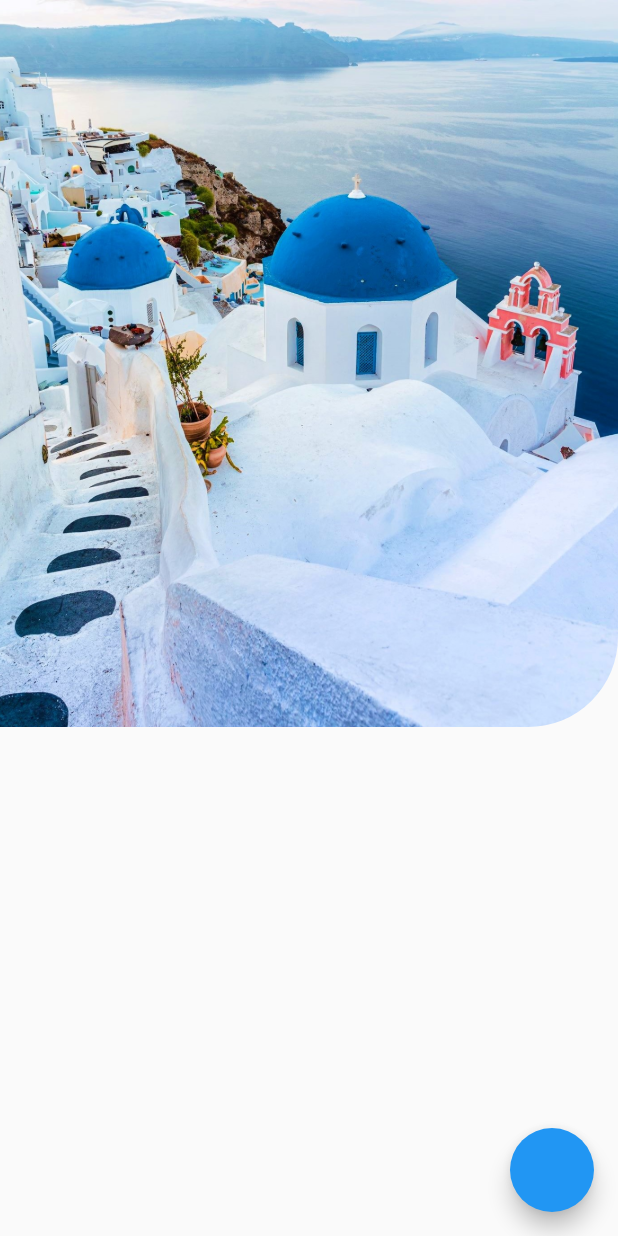
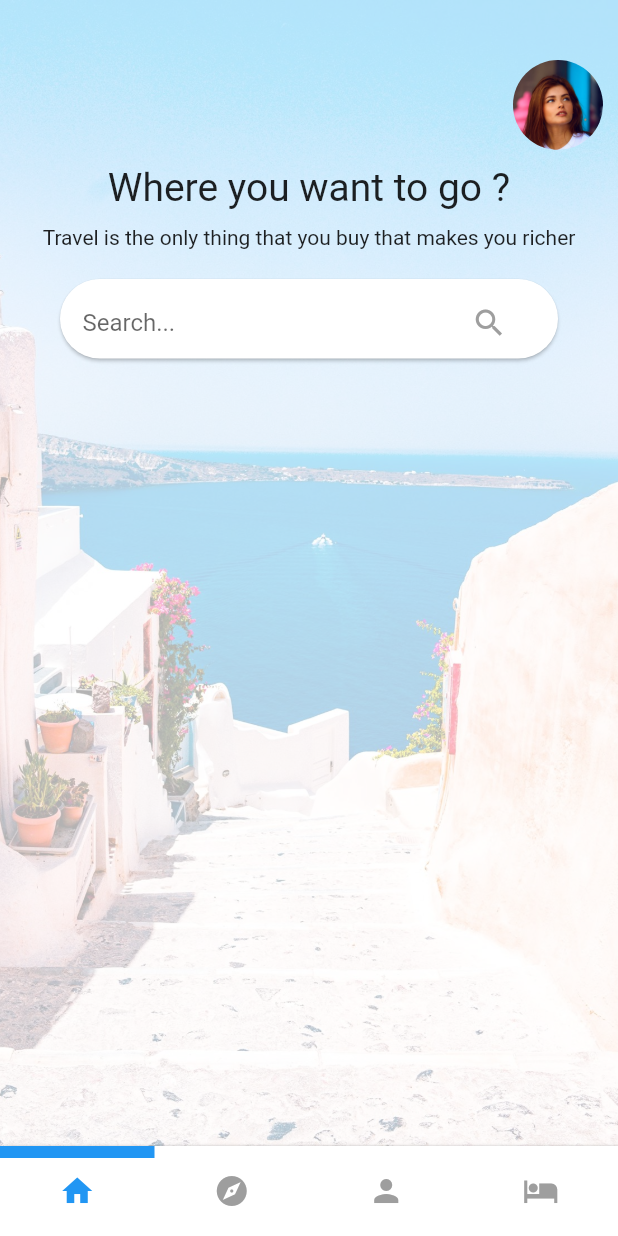
Before and after one commit to Diplocity/travel-app-flutter, a Flutter app: the screen it shows after launch, on a phone screen of 412 x 824 dp. Run offline on Flutter 3.47's test engine with Material 2 defaults, Android fonts, the light colour scheme and no system bars; our stand-ins replace carousel_slider.

Commit message:
Add bottom navigation

```diff
--- a/lib/containers/home.dart
+++ b/lib/containers/home.dart
@@ -1,43 +1,77 @@
 import 'package:flutter/material.dart';
-import 'package:travelguide/containers/picture-slider.dart';
+import 'package:travelguide/components/search-card.dart';
 
 class HomePage extends StatefulWidget {
+  final double tabHeight;
+  HomePage({this.tabHeight});
+
   @override
   _HomePageState createState() => _HomePageState();
 }
 
 class _HomePageState extends State<HomePage> {
-
-  navigateToPlacesScreen() {
-    Navigator.push(
-        context, MaterialPageRoute(builder: (BuildContext context) => PlacesPictures()));
-  }
-
   @override
   Widget build(BuildContext context) {
     double width = MediaQuery.of(context).size.width;
     double height = MediaQuery.of(context).size.height;
+    var isPortrait = MediaQuery.of(context).orientation == Orientation.portrait;
+
+
     return Scaffold(
-      floatingActionButton: FloatingActionButton(onPressed: navigateToPlacesScreen),
-      body: SingleChildScrollView(
-        child: Column(
-          children: <Widget>[
-            Container(
-              width: width,
-              height: height / 1.7,
-              decoration: BoxDecoration(
-                  borderRadius:
-                      BorderRadius.only(bottomRight: Radius.circular(60.0)),
-                  image: DecorationImage(
-                      image: AssetImage('assets/img001.jpg'),
-                      fit: BoxFit.cover)),
-              child: Column(
-                children: <Widget>[],
-              ),
-            )
-          ],
-        ),
+      body: isPortrait ? homePageContent(context, width, height-widget.tabHeight) : SingleChildScrollView(
+        child: homePageContent(context, width, height- widget.tabHeight) ,
       ),
     );
   }
 }
+
+Widget homePageContent(BuildContext context, width, height){
+
+  TextStyle titleStyle = TextStyle(fontSize: 26, fontWeight: FontWeight.w400);
+
+  return Column(
+    children: <Widget>[
+      Container(
+        padding: EdgeInsets.all(10.0),
+        width: width,
+        height: height,
+        decoration: BoxDecoration(
+            image: DecorationImage(
+                image: AssetImage('assets/img002.jpg'),
+                colorFilter: ColorFilter.mode(
+                    Colors.black.withOpacity(0.3), BlendMode.dstATop),
+                fit: BoxFit.cover)),
+        child: Column(
+          children: <Widget>[
+            Container(
+              margin: EdgeInsets.only(top: 30.0),
+              alignment: Alignment.topRight,
+              child: CircleAvatar(
+                backgroundColor: Colors.transparent,
+                radius: 30.0,
+                backgroundImage: AssetImage('assets/avatar.jpg'),
+              ),
+            ),
+            Container(
+              margin: EdgeInsets.only(top: 10.0),
+              child: Text(
+                "Where you want to go ?",
+                style: titleStyle,
+              ),
+            ),
+            Container(
+              margin: EdgeInsets.only(top: 10.0),
+              child: Text(
+                "Travel is the only thing that you buy that makes you richer",
+                textAlign: TextAlign.center,
+              ),
+            ),
+            Container(
+              child: searchCard((value) {}, width, () {}),
+            )
+          ],
+        ),
+      )
+    ],
+  );
+}
--- /dev/null
+++ b/lib/containers/tab-navigation-view.dart
@@ -0,0 +1,129 @@
+import 'package:flutter/material.dart';
+import 'package:travelguide/containers/home.dart';
+import 'package:travelguide/containers/places/all-attractions-view.dart';
+import 'package:travelguide/containers/places/attraction-list.dart';
+import 'package:travelguide/containers/profile.dart';
+
+import 'hotels/near-by-hotels.dart';
+
+class TabNavigationView extends StatefulWidget {
+  @override
+  _TabNavigationView createState() => _TabNavigationView();
+}
+
+class _TabNavigationView extends State<TabNavigationView> {
+  List items = [
+    MenuItem(
+        index: 0, x: -1, name: 'home', color: Colors.grey, icon: Icons.home),
+    MenuItem(
+        index: 1,
+        x: -.25,
+        name: 'explore',
+        color: Colors.grey,
+        icon: Icons.explore),
+    MenuItem(
+        index: 2,
+        x: .25,
+        name: 'profile',
+        color: Colors.grey,
+        icon: Icons.person),
+    MenuItem(
+        index: 3, x: 1, name: 'hotel', color: Colors.grey, icon: Icons.hotel),
+  ];
+  static double tabBarHeight = 60;
+
+  MenuItem _active;
+
+  List<Widget> _children = <Widget>[
+    HomePage(tabHeight: tabBarHeight),
+    AllAttractionsView(),
+    ProfileView(),
+    HotelListView()
+  ];
+
+  @override
+  void initState() {
+    super.initState();
+    _active = items[0];
+  }
+
+  @override
+  Widget build(BuildContext context) {
+    return Scaffold(
+      bottomNavigationBar: Container(
+        child: navBar(context),
+      ),
+      body: _children.elementAt(_active.index),
+    );
+  }
+
+  Widget navBar(BuildContext context) {
+    double w = MediaQuery.of(context).size.width;
+
+    return Container(
+      decoration: BoxDecoration(
+        color: Colors.white,
+          boxShadow: [BoxShadow(
+              color: Colors.black,
+              blurRadius: 2.0,
+              offset: Offset(2.0, 2.0)
+          ),]
+      ),
+      height: tabBarHeight,
+      child: Stack(
+        children: <Widget>[
+          AnimatedContainer(
+            duration: Duration(milliseconds: 200),
+            alignment: Alignment(_active.x, -1),
+            child: AnimatedContainer(
+              duration: Duration(milliseconds: 1000),
+              height: 8,
+              width: w * .25,
+              color: Colors.blue,
+            ),
+          ),
+          Container(
+            child: Row(
+                mainAxisSize: MainAxisSize.max,
+                crossAxisAlignment: CrossAxisAlignment.center,
+                children: items.map((item) {
+                  return Expanded(
+                      child: Center(
+                    child: Container(
+                      child: _showIcon(item, item.icon,
+                          item == _active ? Colors.blue : item.color),
+                    ),
+                  ));
+                }).toList()),
+          )
+        ],
+      ),
+    );
+  }
+
+  Widget _showIcon(MenuItem item, icon, color) {
+    return GestureDetector(
+      child: AspectRatio(
+          aspectRatio: 1,
+          child: Icon(
+            icon,
+            color: color,
+          )),
+      onTap: () {
+        setState(() {
+          _active = item;
+        });
+      },
+    );
+  }
+}
+
+class MenuItem {
+  final String name;
+  final Color color;
+  final double x;
+  final IconData icon;
+  final int index;
+
+  MenuItem({this.name, this.color, this.x, this.icon, this.index});
+}
--- a/lib/main.dart
+++ b/lib/main.dart
@@ -1,5 +1,5 @@
 import 'package:flutter/material.dart';
-import 'package:travelguide/containers/home.dart';
+import 'package:travelguide/containers/tab-navigation-view.dart';
 
 void main() => runApp(TravelApp());
 
@@ -11,8 +11,9 @@ class TravelApp extends StatelessWidget {
       debugShowCheckedModeBanner: false,
       theme: ThemeData(
         primarySwatch: Colors.blue,
+        scaffoldBackgroundColor: Colors.white
       ),
-      home: HomePage(),
+      home: TabNavigationView(),
     );
   }
 }
```
Also changed, not shown: lib/components/attractions/attraction-card.dart (added, +33 -0 lines), lib/components/drawer.dart (added, +27 -0 lines), lib/components/nav-bar.dart (added, +86 -0 lines), lib/components/search-card.dart (added, +43 -0 lines), lib/containers/hotels/near-by-hotels.dart (added, +16 -0 lines), lib/containers/places/all-attractions-view.dart (added, +92 -0 lines), lib/containers/places/attraction-list.dart (added, +16 -0 lines), lib/containers/places/single-palce-detail.dart (added, +35 -0 lines), lib/containers/profile.dart (added, +58 -0 lines), assets/avatar.jpg (added), lib/containers/views/picture-slider.dart (renamed from lib/containers/picture-slider.dart), lib/models/attractions.dart (added), 1 other file.
